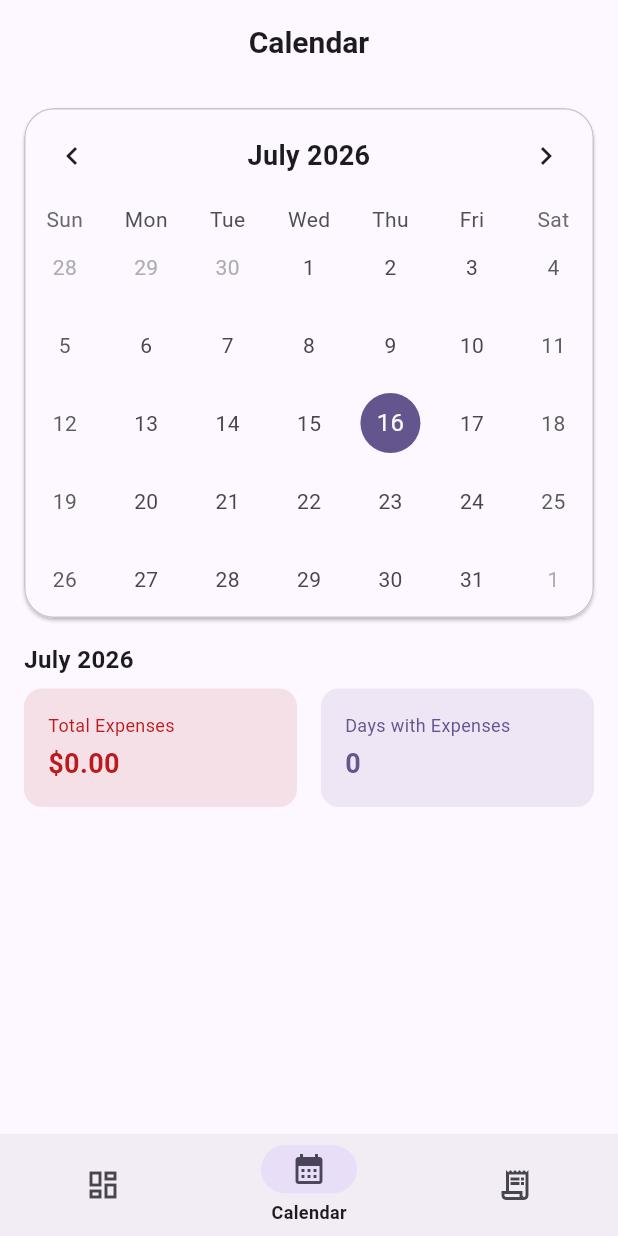
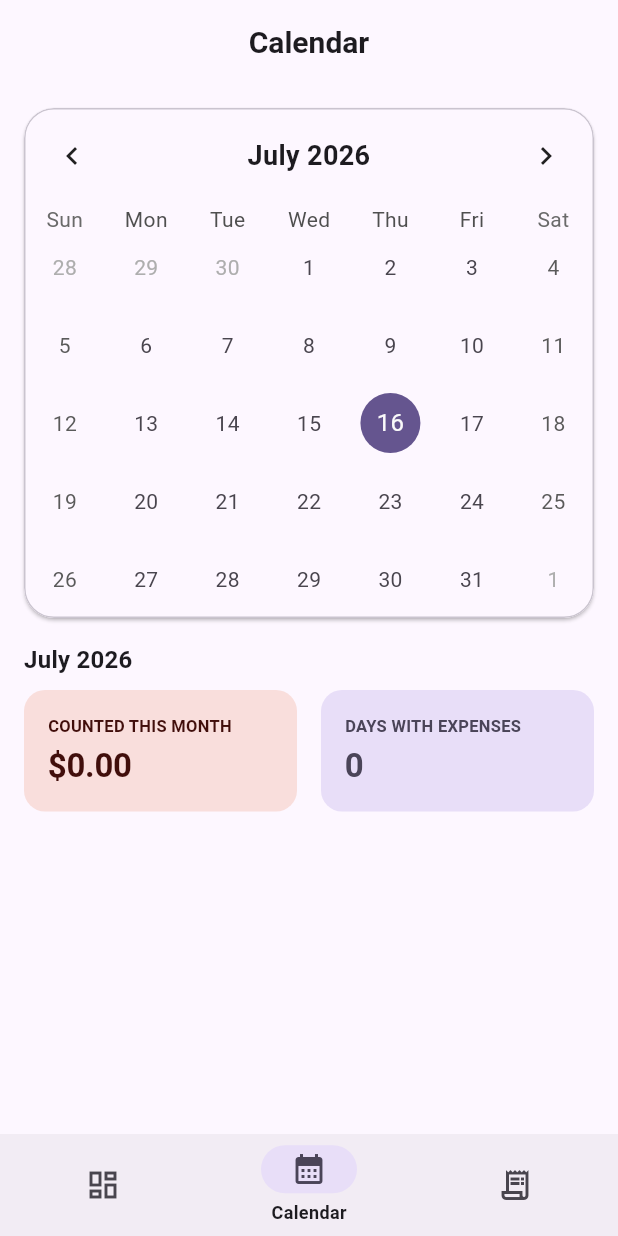
Before and after one commit to Shine2320/Expense-Tracker, a Flutter app: the screen it shows after launch, item 2 of the bottom bar chosen, on a phone screen of 412 x 824 dp. Run offline on Flutter 3.47's test engine with Material 3 defaults, Android fonts, the phone set to English and light mode, and no system bars; drawn by our look-alikes of table_calendar; our stand-ins replace file_picker, fl_chart, flutter_riverpod, hive, hive_flutter, shared_preferences; missing offline and left inert: excel; accounts and stored records are empty.

Commit message:
fix: chart and calendar now agree with the balance card
Reported: "a credit expense I close this month should be logged against this
month's salary, even if it was made last month."

Half of that already worked. getAccountingDate() has booked a paid card expense
into its repayment month since 7bc49f1, and the month summary uses it. But that
commit stopped at one screen: the dashboard chart and the calendar were left on
getExpensesByMonth (filters expense.date) summing gross expense.amount, so they
visibly contradicted the balance card sitting right above them. That's almost
certainly the discrepancy being looked at.

Both now use getAccountingExpensesByMonth + getCountedAmount, so the chart's
bars sum to the month total shown on the balance card.

- Adds getAccountingDaysWithExpenses for the calendar and deletes
  getDaysWithExpenses, rather than leaving a stale twin beside a correct one —
  that pattern is exactly how the gross/net method pairs drifted.
- calendar_screen's _showDayExpenses re-queried by expense.date, so tapping a
  marker built from accounting dates could open a mismatched sheet. It now
  takes the already-bucketed list.
- _MonthSummary took Map<DateTime, List<dynamic>>. That `dynamic` is why
  expense.amount slipped through unchecked; it's typed now.

Also labels the retroactive behaviour instead of letting a historical figure
move unexplained: a settled split renders a "Split settled" chip and "You paid
X · Y repaid <date>", beside the existing credit chip. ExpenseItem.statusLabel
becomes statusLabels so an expense that is both a late-paid card and a settled
split shows both.

Deliberately NOT changing expense_list_screen. It isn't month-scoped (it queries
all time), so it cannot contradict the balance card, and accounting semantics
would make every *pending* card expense vanish from the list — deleting the rows
you go there to manage. It's a transaction ledger: transaction amount, at
transaction date.

Co-Authored-By: Claude Opus 4.8 (1M context) <noreply@anthropic.com>

```diff
--- a/lib/presentation/screens/calendar/calendar_screen.dart
+++ b/lib/presentation/screens/calendar/calendar_screen.dart
@@ -3,12 +3,15 @@ import 'package:flutter_riverpod/flutter_riverpod.dart';
 import 'package:table_calendar/table_calendar.dart';
 import '../../../core/constants/app_spacing.dart';
 import '../../../core/constants/app_strings.dart';
+import '../../../core/theme/app_theme.dart';
+import '../../../core/theme/money_colors.dart';
 import '../../../core/utils/currency_formatter.dart';
 import '../../../core/utils/date_utils.dart' as utils;
 import '../../providers/calendar_provider.dart';
 import '../../providers/expense_provider.dart';
 import '../../providers/currency_provider.dart';
 import '../../../data/models/currency_config.dart';
+import '../../../data/models/expense_model.dart';
 import 'widgets/day_expense_sheet.dart';
 
 class CalendarScreen extends ConsumerWidget {
@@ -19,18 +22,10 @@ class CalendarScreen extends ConsumerWidget {
     final focusedDay = ref.watch(calendarProvider);
     ref.watch(expensesProvider);
     final currency = ref.watch(currencyProvider);
-    final expensesForMonth =
-        ref.read(expensesProvider.notifier).getExpensesByMonth(focusedDay);
-
-    final daysWithExpenses = <DateTime, List<dynamic>>{};
-    for (final expense in expensesForMonth) {
-      final day =
-          DateTime(expense.date.year, expense.date.month, expense.date.day);
-      if (!daysWithExpenses.containsKey(day)) {
-        daysWithExpenses[day] = [];
-      }
-      daysWithExpenses[day]!.add(expense);
-    }
+    // Bucketed by accounting date so the calendar agrees with the balance card.
+    final daysWithExpenses = ref
+        .read(expensesProvider.notifier)
+        .getAccountingDaysWithExpenses(focusedDay);
 
     return Scaffold(
       appBar: AppBar(
@@ -51,7 +46,16 @@ class CalendarScreen extends ConsumerWidget {
               onDaySelected: (selectedDay, focusedDay) {
                 ref.read(calendarProvider.notifier).setSelectedDay(selectedDay);
                 ref.read(calendarProvider.notifier).setFocusedDay(focusedDay);
-                _showDayExpenses(context, ref, selectedDay);
+                _showDayExpenses(
+                  context,
+                  selectedDay,
+                  daysWithExpenses[DateTime(
+                        selectedDay.year,
+                        selectedDay.month,
+                        selectedDay.day,
+                      )] ??
+                      const [],
+                );
               },
               onPageChanged: (focusedDay) {
                 ref.read(calendarProvider.notifier).setFocusedDay(focusedDay);
@@ -104,8 +108,13 @@ class CalendarScreen extends ConsumerWidget {
     );
   }
 
-  void _showDayExpenses(BuildContext context, WidgetRef ref, DateTime day) {
-    final expenses = ref.read(expensesProvider.notifier).getExpensesByDate(day);
+  /// Takes the already-bucketed list rather than re-querying by expense date,
+  /// which would open a sheet that disagrees with the marker that was tapped.
+  void _showDayExpenses(
+    BuildContext context,
+    DateTime day,
+    List<ExpenseModel> expenses,
+  ) {
     showModalBottomSheet(
       context: context,
       isScrollControlled: true,
@@ -119,7 +128,7 @@ class CalendarScreen extends ConsumerWidget {
 
 class _MonthSummary extends ConsumerWidget {
   final DateTime month;
-  final Map<DateTime, List<dynamic>> daysWithExpenses;
+  final Map<DateTime, List<ExpenseModel>> daysWithExpenses;
   final CurrencyConfig currency;
 
   const _MonthSummary({
@@ -130,10 +139,12 @@ class _MonthSummary extends ConsumerWidget {
 
   @override
   Widget build(BuildContext context, WidgetRef ref) {
+    final expenseNotifier = ref.read(expensesProvider.notifier);
     double totalMonthExpenses = 0;
     for (final expenses in daysWithExpenses.values) {
       for (final expense in expenses) {
-        totalMonthExpenses += expense.amount;
+        // Counted, not gross: a split you were partly repaid for costs less.
+        totalMonthExpenses += expenseNotifier.getCountedAmount(expense);
       }
     }
 
@@ -146,28 +157,28 @@ class _MonthSummary extends ConsumerWidget {
         children: [
           Text(
             utils.DateUtils.formatMonthYear(month),
-            style: TextStyle(
-              fontSize: 16,
-              fontWeight: FontWeight.bold,
-              color: Theme.of(context).colorScheme.onSurface,
-            ),
+            style: Theme.of(context).textTheme.titleMedium,
           ),
           const SizedBox(height: AppSpacing.sm),
           Row(
             children: [
               Expanded(
                 child: _SummaryItem(
-                  label: 'Total Expenses',
+                  label: 'Counted this month',
                   value: CurrencyFormatter.format(totalMonthExpenses, currency),
-                  color: Theme.of(context).colorScheme.error,
+                  container: context.money.negativeContainer,
+                  onContainer: context.money.onNegativeContainer,
                 ),
               ),
               const SizedBox(width: AppSpacing.md),
               Expanded(
                 child: _SummaryItem(
-                  label: 'Days with Expenses',
+                  label: 'Days with expenses',
                   value: '$daysWithExpenseCount',
-                  color: Theme.of(context).colorScheme.primary,
+                  container:
+                      Theme.of(context).colorScheme.secondaryContainer,
+                  onContainer:
+                      Theme.of(context).colorScheme.onSecondaryContainer,
                 ),
               ),
             ],
@@ -181,12 +192,14 @@ class _MonthSummary extends ConsumerWidget {
 class _SummaryItem extends StatelessWidget {
   final String label;
   final String value;
-  final Color color;
+  final Color container;
+  final Color onContainer;
 
   const _SummaryItem({
     required this.label,
     required this.value,
-    required this.color,
+    required this.container,
+    required this.onContainer,
   });
 
   @override
@@ -194,26 +207,26 @@ class _SummaryItem extends StatelessWidget {
     return Container(
       padding: const EdgeInsets.all(AppSpacing.md),
       decoration: BoxDecoration(
-        color: color.withOpacity(0.1),
-        borderRadius: BorderRadius.circular(12),
+        color: container,
+        borderRadius: BorderRadius.circular(14),
       ),
       child: Column(
         crossAxisAlignment: CrossAxisAlignment.start,
         children: [
           Text(
-            label,
-            style: TextStyle(
-              fontSize: 12,
-              color: color,
-            ),
+            label.toUpperCase(),
+            style: Theme.of(context)
+                .textTheme
+                .labelSmall
+                ?.copyWith(color: onContainer),
           ),
           const SizedBox(height: 4),
-          Text(
-            value,
-            style: TextStyle(
-              fontSize: 18,
-              fontWeight: FontWeight.bold,
-              color: color,
+          FittedBox(
+            fit: BoxFit.scaleDown,
+            alignment: Alignment.centerLeft,
+            child: Text(
+              value,
+              style: MoneyText.large(context).copyWith(color: onContainer),
             ),
           ),
         ],
--- a/lib/presentation/screens/calendar/widgets/day_expense_sheet.dart
+++ b/lib/presentation/screens/calendar/widgets/day_expense_sheet.dart
@@ -101,7 +101,7 @@ class DayExpenseSheet extends ConsumerWidget {
                                   ? Theme.of(context)
                                       .colorScheme
                                       .onSurface
-                                      .withOpacity(0.4)
+                                      .withValues(alpha: 0.4)
                                   : null,
                             ),
                           ),
@@ -122,7 +122,7 @@ class DayExpenseSheet extends ConsumerWidget {
                                   ? Theme.of(context)
                                       .colorScheme
                                       .onSurface
-                                      .withOpacity(0.3)
+                                      .withValues(alpha: 0.3)
                                   : Theme.of(context).colorScheme.error,
                               decoration: expense.isDeleted
                                   ? TextDecoration.lineThrough
```
Also changed, not shown: lib/presentation/screens/dashboard/widgets/monthly_chart.dart (+10 -6 lines), lib/presentation/screens/expenses/widgets/expense_item.dart (+21 -14 lines), lib/presentation/screens/month_summary/month_summary_screen.dart (+13 -5 lines), lib/presentation/screens/month_summary/widgets/monthly_expense_list.dart (+51 -7 lines).
